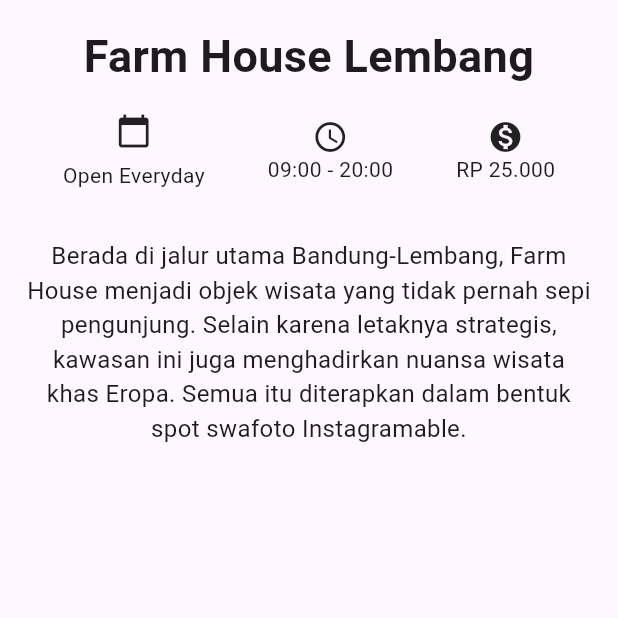
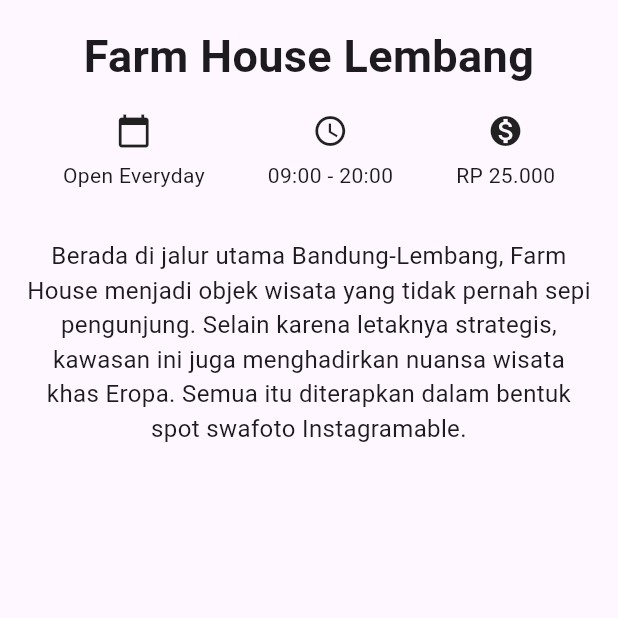
Before and after one commit to Damarazka/learn_flutter_dicoding, a Flutter app: the screen it shows after launch, on a phone screen of 412 x 824 dp, the top half of it. Run offline on Flutter 3.47's test engine with Material 3 defaults, Android fonts, the light colour scheme and no system bars.

Commit message:
sizedbox

```diff
--- a/lib/main.dart
+++ b/lib/main.dart
@@ -50,11 +50,16 @@
                     Column(
                       children: <Widget>[
                         Icon(Icons.access_time),
+                        SizedBox(height: 8.0,),
                         Text("09:00 - 20:00")
                       ],
                     ),
                     Column(
-                      children: <Widget>[Icon(Icons.monetization_on), Text("RP 25.000")],
+                      children: <Widget>[
+                        Icon(Icons.monetization_on),
+                        SizedBox(height: 8.0,),
+                        Text("RP 25.000")
+                      ],
                     )
                   ],
                 ),
@@ -63,8 +68,8 @@
                 padding: const EdgeInsets.all(16.0),
                 child: const Text(
                   'Berada di jalur utama Bandung-Lembang, Farm House menjadi objek wisata yang tidak pernah sepi pengunjung. Selain karena letaknya strategis, kawasan ini juga menghadirkan nuansa wisata khas Eropa. Semua itu diterapkan dalam bentuk spot swafoto Instagramable.',
-                textAlign: TextAlign.center,
-                style: TextStyle(fontSize: 16.0),
+                  textAlign: TextAlign.center,
+                  style: TextStyle(fontSize: 16.0),
                 ),
               )
             ]),
```
